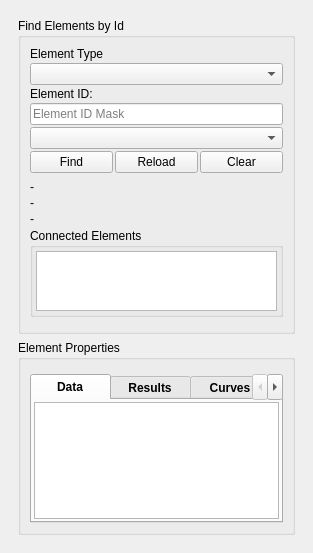
Ingeniousware/QGISRed-BID, file ui/qgisred_unified_find_properties.ui: the form before one commit.
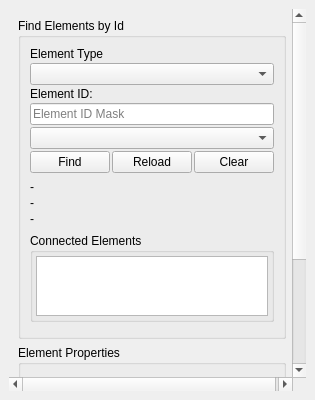
The form after the commit. Custom widgets are drawn as their Qt base class.

Patch:
```diff
--- a/ui/qgisred_unified_find_properties.ui
+++ b/ui/qgisred_unified_find_properties.ui
@@ -6,10 +6,16 @@
    <rect>
     <x>0</x>
     <y>0</y>
-    <width>313</width>
-    <height>553</height>
+    <width>315</width>
+    <height>400</height>
    </rect>
   </property>
+  <property name="minimumSize">
+   <size>
+    <width>315</width>
+    <height>400</height>
+   </size>
+  </property>
   <property name="windowTitle">
    <string>QGISRed Element Explorer</string>
   </property>
@@ -31,8 +37,8 @@
         <rect>
          <x>0</x>
          <y>0</y>
-         <width>295</width>
-         <height>513</height>
+         <width>280</width>
+         <height>511</height>
         </rect>
        </property>
        <layout class="QVBoxLayout" name="verticalLayout">
@@ -180,6 +186,19 @@
                </property>
               </widget>
              </item>
+             <item>
+              <widget class="Line" name="line_2">
+               <property name="enabled">
+                <bool>true</bool>
+               </property>
+               <property name="lineWidth">
+                <number>0</number>
+               </property>
+               <property name="orientation">
+                <enum>Qt::Horizontal</enum>
+               </property>
+              </widget>
+             </item>
              <item>
               <widget class="QgsCollapsibleGroupBox" name="mConnectedElementsGroupBox">
                <property name="title">
```
